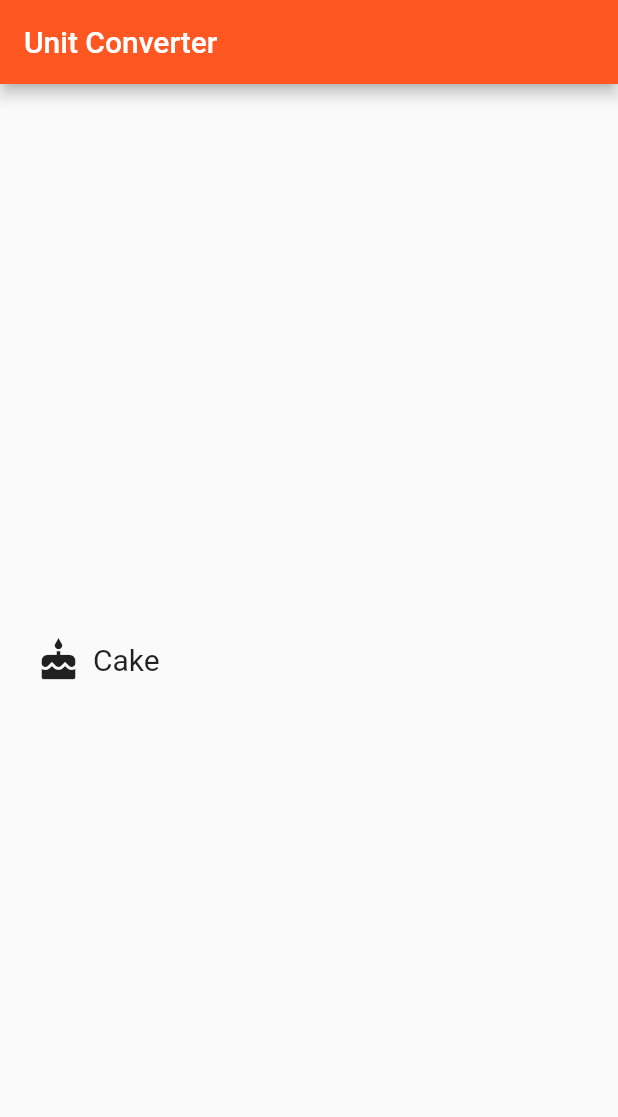
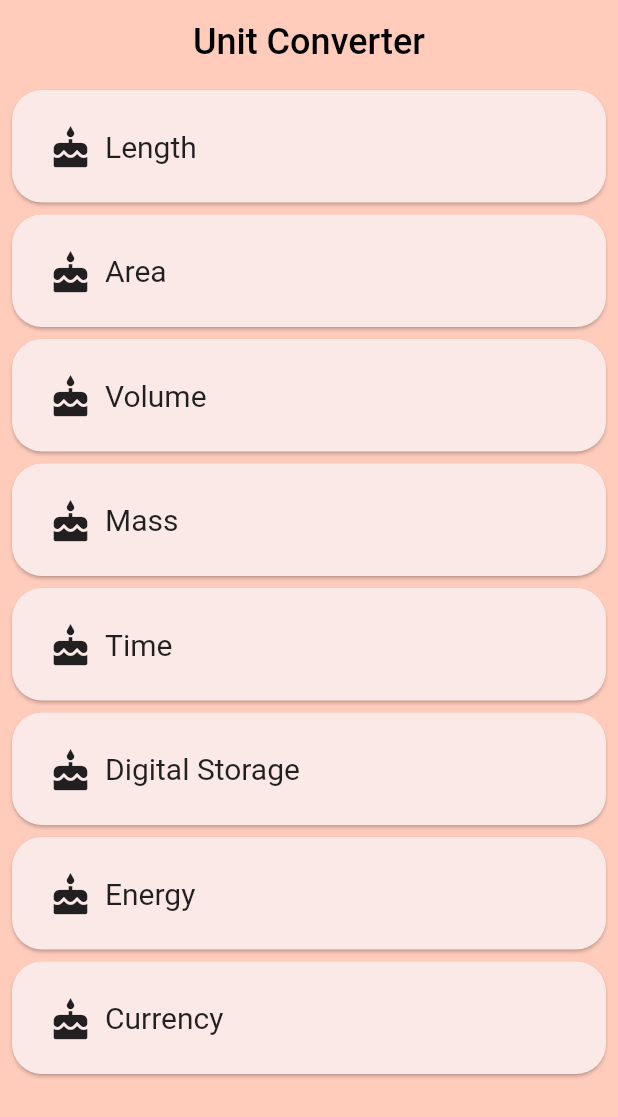
Before and after one commit to HassanSobhy/unit-converter-app, a Flutter app: the screen it shows after launch, on a phone screen of 412 x 824 dp. Shown: the top 1117 px of the screen. Run offline on Flutter 3.47's test engine with Material 2 defaults, Android fonts, the phone set to English and light mode, and no system bars.

Commit message:
Create CategoryScreen and set it as Home Screen

```diff
--- a/lib/screens/category_screen.dart
+++ b/lib/screens/category_screen.dart
@@ -1,5 +1,7 @@
 import 'package:flutter/material.dart';
 import '../widgets/category.dart';
+
+final _backgroundColor = Colors.deepOrange[100];
 
 class CategoryScreen extends StatefulWidget {
   @override
@@ -7,14 +9,51 @@ class CategoryScreen extends StatefulWidget {
 }
 
 class _CategoryScreenState extends State<CategoryScreen> {
+  static const _categoryNames = <String>[
+    'Length',
+    'Area',
+    'Volume',
+    'Mass',
+    'Time',
+    'Digital Storage',
+    'Energy',
+    'Currency',
+  ];
+
   @override
   Widget build(BuildContext context) {
+    final List<Category> categories = [];
+
+    for (int i = 0; i < _categoryNames.length; i++) {
+      categories.add(Category(
+        name: _categoryNames[i],
+        icon: Icons.cake,
+      ));
+    }
+
     return Scaffold(
-      appBar: AppBar(
-        title: Text("Unit Converter"),
-      ),
-      body: Center(
-        child: Category(),
+      backgroundColor: _backgroundColor,
+      appBar: _buildAppBar(),
+      body: _buildCategoryWidgets(categories),
+    );
+  }
+
+  ListView _buildCategoryWidgets(List<Category> categories) {
+    return ListView.builder(
+        itemCount: categories.length,
+        itemBuilder: (context, index) {
+          return categories[index];
+        });
+  }
+
+  AppBar _buildAppBar() {
+    return AppBar(
+      backgroundColor: _backgroundColor,
+      elevation: 0,
+      centerTitle: true,
+      title: Text(
+        "Unit Converter",
+        style: TextStyle(color: Colors.black, fontSize: 24),
       ),
     );
   }
--- a/lib/widgets/category.dart
+++ b/lib/widgets/category.dart
@@ -1,13 +1,22 @@
 import 'package:flutter/material.dart';
 
-final double _rowHeight = 100;
+final double _rowHeight = 75;
 final BorderRadius _borderRadius = BorderRadius.circular(_rowHeight / 2);
 
 class Category extends StatelessWidget {
+  final String name;
+  final IconData icon;
+
+  const Category({this.name, this.icon});
+
   @override
   Widget build(BuildContext context) {
-    return Material(
-      color: Colors.transparent,
+    return Padding(
+      padding: const EdgeInsets.symmetric(horizontal: 8,vertical: 4),
+      child: Material(
+        elevation: 1,
+        borderRadius: BorderRadius.circular(20),
+        color: Colors.deepOrange.shade50,
         child: Container(
           height: _rowHeight,
           child: InkWell(
@@ -24,13 +33,13 @@ class Category extends StatelessWidget {
                   Padding(
                     padding: EdgeInsets.all(8),
                     child: Icon(
-                    Icons.cake,
+                      icon,
                       size: 30,
                     ),
                   ),
                   Center(
                       child: Text(
-                  "Cake",
+                    name,
                     style: TextStyle(
                       fontSize: 20,
                     ),
@@ -40,6 +49,7 @@ class Category extends StatelessWidget {
             ),
           ),
         ),
+      ),
     );
   }
 }
```
Lines whose indentation alone changed are shown as unchanged.
